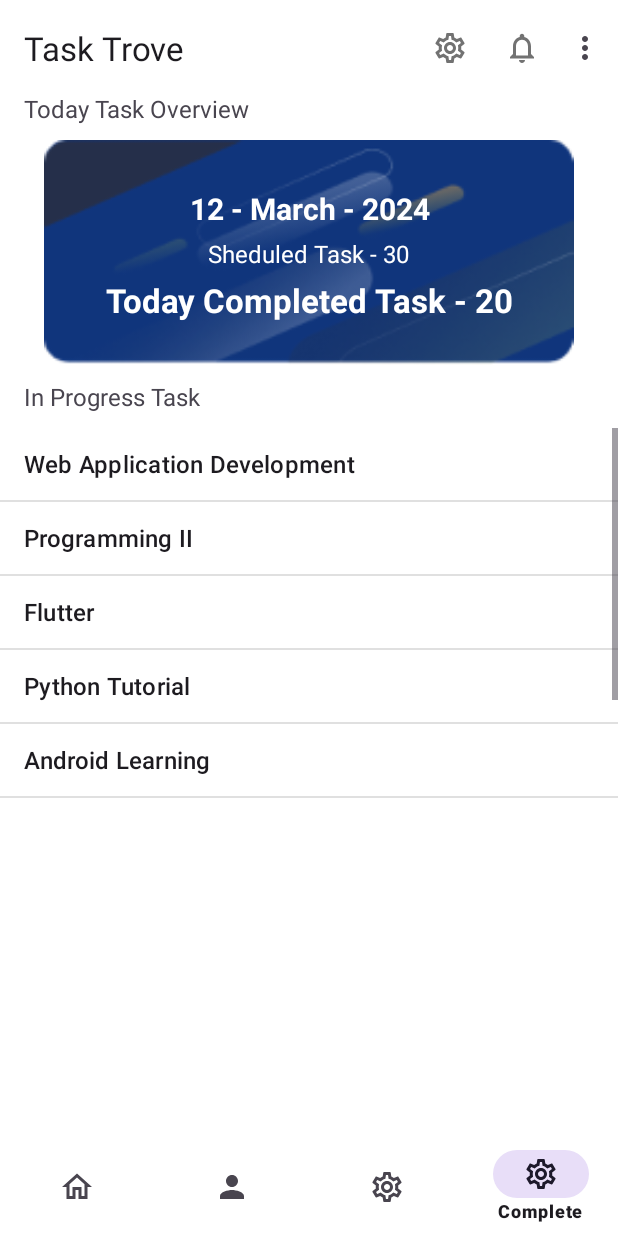
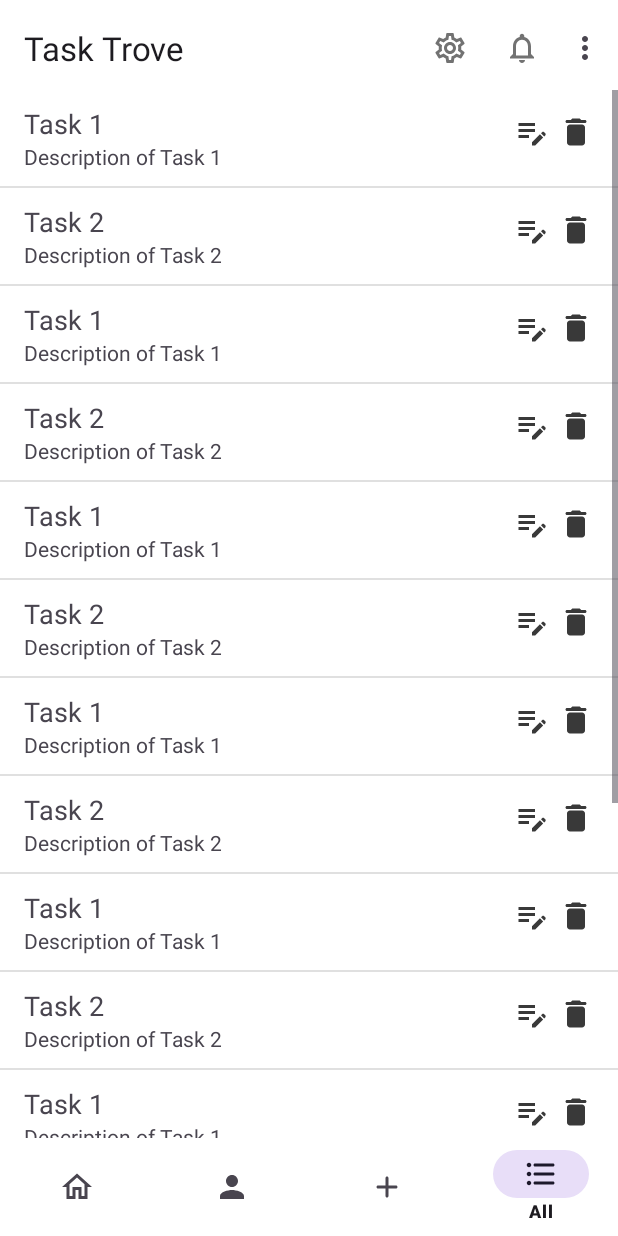
Before and after one commit to sehan29/To-Do-Application, an Android app: the Dashboard screen opened directly, with no data from a screen before it, item 4 of the bottom bar chosen, on a phone screen of 412 x 824 dp. Run offline under Robolectric (Android 15) with nearby library versions, the light colour scheme and no system bars.

Commit message:
Make Few Changes

```diff
--- /dev/null
+++ b/app/src/main/java/com/example/to_do_app/AllTask.java
@@ -0,0 +1,50 @@
+package com.example.to_do_app;
+
+import android.os.Bundle;
+
+import androidx.fragment.app.Fragment;
+
+import android.view.LayoutInflater;
+import android.view.View;
+import android.view.ViewGroup;
+import android.widget.ListView;
+
+import java.util.ArrayList;
+import java.util.List;
+
+
+public class AllTask extends Fragment {
+
+    private ListView listView;
+    private TaskAdapter adapter;
+
+    @Override
+    public View onCreateView(LayoutInflater inflater, ViewGroup container, Bundle savedInstanceState) {
+        View view = inflater.inflate(R.layout.fragment_all_task, container, false);
+        listView = view.findViewById(R.id.listViewTasks);
+
+        List<Task> tasks = new ArrayList<>();
+        tasks.add(new Task("Task 1", "Description of Task 1"));
+        tasks.add(new Task("Task 2", "Description of Task 2"));
+        tasks.add(new Task("Task 1", "Description of Task 1"));
+        tasks.add(new Task("Task 2", "Description of Task 2"));
+        tasks.add(new Task("Task 1", "Description of Task 1"));
+        tasks.add(new Task("Task 2", "Description of Task 2"));
+        tasks.add(new Task("Task 1", "Description of Task 1"));
+        tasks.add(new Task("Task 2", "Description of Task 2"));
+        tasks.add(new Task("Task 1", "Description of Task 1"));
+        tasks.add(new Task("Task 2", "Description of Task 2"));
+        tasks.add(new Task("Task 1", "Description of Task 1"));
+        tasks.add(new Task("Task 2", "Description of Task 2"));
+        tasks.add(new Task("Task 1", "Description of Task 1"));
+        tasks.add(new Task("Task 2", "Description of Task 2"));
+        tasks.add(new Task("Task 1", "Description of Task 1"));
+        tasks.add(new Task("Task 2", "Description of Task 2"));
+
+        adapter = new TaskAdapter(getActivity(), tasks);
+        listView.setAdapter(adapter);
+
+        return view;
+    }
+
+}
--- a/app/src/main/java/com/example/to_do_app/Dashboard.java
+++ b/app/src/main/java/com/example/to_do_app/Dashboard.java
@@ -54,6 +54,10 @@ public class Dashboard extends AppCompatActivity {
 
                     loadfragment(new CompleteFragment(), false);
                 }
+                else if (itemId == R.id.all_task) {
+
+                    loadfragment(new AllTask(), false);
+                }
 
                 else {
                     loadfragment(new HomeFragment(),false);
@@ -94,10 +98,8 @@ public class Dashboard extends AppCompatActivity {
 
         if(isappintialied)
         {
-            Toast.makeText(this,"You Clicked On About",Toast.LENGTH_SHORT).show();
             fragmentTransaction.add(R.id.fragment,fragment);
         }else{
-            Toast.makeText(this,"You Clicked On About",Toast.LENGTH_SHORT).show();
             fragmentTransaction.replace(R.id.fragment,fragment);
         }
 
--- a/app/src/main/java/com/example/to_do_app/DevProfile.java
+++ b/app/src/main/java/com/example/to_do_app/DevProfile.java
@@ -5,9 +5,12 @@ import androidx.appcompat.app.AppCompatActivity;
 import androidx.appcompat.widget.Toolbar;
 
 import android.content.Intent;
+import android.net.Uri;
 import android.os.Bundle;
 import android.view.Menu;
 import android.view.MenuItem;
+import android.view.View;
+import android.widget.Button;
 import android.widget.Toast;
 
 public class DevProfile extends AppCompatActivity {
@@ -19,6 +22,22 @@ public class DevProfile extends AppCompatActivity {
 
         Toolbar toolbar = findViewById(R.id.toolbar);
         setSupportActionBar(toolbar);
+
+        Button contact_number = findViewById(R.id.contact_btn);
+        contact_number.setOnClickListener(new View.OnClickListener() {
+            @Override
+            public void onClick(View view) {
+                openDialer("0702876795");
+            }
+        });
+    }
+
+    private void openDialer(String phoneNumber) {
+        Intent intent = new Intent(Intent.ACTION_DIAL);
+        intent.setData(Uri.parse("tel:" + phoneNumber));
+        if (intent.resolveActivity(getPackageManager()) != null) {
+            startActivity(intent);
+        }
     }
 
     @Override
--- a/app/src/main/java/com/example/to_do_app/HomeFragment.java
+++ b/app/src/main/java/com/example/to_do_app/HomeFragment.java
@@ -10,29 +10,34 @@ import android.view.ViewGroup;
 import android.widget.ArrayAdapter;
 import android.widget.ListView;
 
+import java.util.ArrayList;
+import java.util.List;
+
 public class HomeFragment extends Fragment {
 
+    private ListView listView;
+    private ItemAdapter adapter;
+    private List<Item> items;
     @Override
-    public View onCreateView(LayoutInflater inflater, ViewGroup container,
-                             Bundle savedInstanceState) {
+    public View onCreateView(LayoutInflater inflater, ViewGroup container, Bundle savedInstanceState) {
         // Inflate the layout for this fragment
-        return inflater.inflate(R.layout.fragment_home, container, false);
+        View view = inflater.inflate(R.layout.fragment_home, container, false);
+
+        listView = view.findViewById(R.id.listViewTasks);
+        items = new ArrayList<>();
+        items.add(new Item("Web Application", "20-11-2024"));
+        items.add(new Item("Programming II", "20-11-2024"));
+        items.add(new Item("Mobile Application", "20-11-2024"));
+        items.add(new Item("Agile Methodology", "20-11-2024"));
+        items.add(new Item("Mini Project", "20-11-2024"));
+        items.add(new Item("Database Manipulation", "20-11-2024"));
+        // Add more items as needed
+
+        adapter = new ItemAdapter(getActivity(), items);
+        listView.setAdapter(adapter);
+
+        return view;
     }
 
-    @Override
-    public void onViewCreated(View view, Bundle savedInstanceState) {
-        super.onViewCreated(view, savedInstanceState);
 
-        // Find the ListView by its ID
-        ListView listView = view.findViewById(R.id.listViewTasks);
-
-        // Sample data to display in the ListView
-        String[] tasks = {"Web Application Development", "Programming II", "Flutter", "Python Tutorial", "Android Learning", "LMS Dev", "Statistics"};
-
-        // Create an ArrayAdapter using the string array and a default list item layout
-        ArrayAdapter<String> adapter = new ArrayAdapter<>(getActivity(), android.R.layout.simple_list_item_1, tasks);
-
-        // Set the adapter to the ListView
-        listView.setAdapter(adapter);
-    }
 }
--- /dev/null
+++ b/app/src/main/java/com/example/to_do_app/Item.java
@@ -0,0 +1,29 @@
+package com.example.to_do_app;
+
+public class Item {
+    private String name;
+    private String description;
+    private boolean isSelected;
+
+    public Item(String name, String description) {
+        this.name = name;
+        this.description = description;
+        this.isSelected = false;
+    }
+
+    public String getName() {
+        return name;
+    }
+
+    public String getDescription() {
+        return description;
+    }
+
+    public boolean isSelected() {
+        return isSelected;
+    }
+
+    public void setSelected(boolean selected) {
+        isSelected = selected;
+    }
+}
--- /dev/null
+++ b/app/src/main/java/com/example/to_do_app/ItemAdapter.java
@@ -0,0 +1,38 @@
+package com.example.to_do_app;
+
+import android.content.Context;
+import android.view.LayoutInflater;
+import android.view.View;
+import android.view.ViewGroup;
+import android.widget.ArrayAdapter;
+import android.widget.TextView;
+import android.widget.CheckBox;
+import java.util.List;
+
+public class ItemAdapter extends ArrayAdapter<Item> {
+    public ItemAdapter(Context context, List<Item> items) {
+        super(context, 0, items);
+    }
+
+    @Override
+    public View getView(int position, View convertView, ViewGroup parent) {
+        if (convertView == null) {
+            convertView = LayoutInflater.from(getContext()).inflate(R.layout.item_checkable, parent, false);
+        }
+
+        TextView textViewName = convertView.findViewById(R.id.textViewName);
+        TextView textViewDescription = convertView.findViewById(R.id.textViewDescription);
+        CheckBox checkBoxSelect = convertView.findViewById(R.id.checkBoxSelect);
+
+        Item item = getItem(position);
+        textViewName.setText(item.getName());
+        textViewDescription.setText(item.getDescription());
+        checkBoxSelect.setChecked(item.isSelected());
+
+        checkBoxSelect.setOnCheckedChangeListener((buttonView, isChecked) -> {
+            item.setSelected(isChecked);
+        });
+
+        return convertView;
+    }
+}
--- /dev/null
+++ b/app/src/main/java/com/example/to_do_app/Task.java
@@ -0,0 +1,19 @@
+package com.example.to_do_app;
+
+public class Task {
+    private String name;
+    private String description;
+
+    public Task(String name, String description) {
+        this.name = name;
+        this.description = description;
+    }
+
+    public String getName() {
+        return name;
+    }
+
+    public String getDescription() {
+        return description;
+    }
+}
--- /dev/null
+++ b/app/src/main/java/com/example/to_do_app/TaskAdapter.java
@@ -0,0 +1,42 @@
+package com.example.to_do_app;
+
+import android.content.Context;
+import android.view.LayoutInflater;
+import android.view.View;
+import android.view.ViewGroup;
+import android.widget.ArrayAdapter;
+import android.widget.TextView;
+import android.widget.ImageView;
+import java.util.List;
+
+public class TaskAdapter extends ArrayAdapter<Task> {
+    public TaskAdapter(Context context, List<Task> tasks) {
+        super(context, 0, tasks);
+    }
+
+    @Override
+    public View getView(int position, View convertView, ViewGroup parent) {
+        if (convertView == null) {
+            convertView = LayoutInflater.from(getContext()).inflate(R.layout.item_task, parent, false);
+        }
+
+        TextView textViewName = convertView.findViewById(R.id.textViewTaskName);
+        TextView textViewDescription = convertView.findViewById(R.id.textViewTaskDescription);
+        ImageView imageViewEdit = convertView.findViewById(R.id.imageViewEdit);
+        ImageView imageViewDelete = convertView.findViewById(R.id.imageViewDelete);
+
+        Task task = getItem(position);
+        textViewName.setText(task.getName());
+        textViewDescription.setText(task.getDescription());
+
+        imageViewEdit.setOnClickListener(v -> {
+            // Edit action
+        });
+
+        imageViewDelete.setOnClickListener(v -> {
+            // Delete action
+        });
+
+        return convertView;
+    }
+}
--- /dev/null
+++ b/app/src/main/res/drawable/baseline_edit_note_24.xml
@@ -0,0 +1,5 @@
+<vector android:height="24dp" android:tint="#393939"
+    android:viewportHeight="24" android:viewportWidth="24"
+    android:width="24dp" xmlns:android="http://schemas.android.com/apk/res/android">
+    <path android:fillColor="@android:color/white" android:pathData="M3,10h11v2H3V10zM3,8h11V6H3V8zM3,16h7v-2H3V16zM18.01,12.87l0.71,-0.71c0.39,-0.39 1.02,-0.39 1.41,0l0.71,0.71c0.39,0.39 0.39,1.02 0,1.41l-0.71,0.71L18.01,12.87zM17.3,13.58l-5.3,5.3V21h2.12l5.3,-5.3L17.3,13.58z"/>
+</vector>
--- a/app/src/main/res/drawable/round_add_24.xml
+++ b/app/src/main/res/drawable/round_add_24.xml
@@ -1,4 +1,4 @@
-<vector android:height="24dp" android:tint="#FFFFFF"
+<vector android:height="24dp" android:tint="#393939"
     android:viewportHeight="24" android:viewportWidth="24"
     android:width="24dp" xmlns:android="http://schemas.android.com/apk/res/android">
     <path android:fillColor="@android:color/white" android:pathData="M18,13h-5v5c0,0.55 -0.45,1 -1,1s-1,-0.45 -1,-1v-5H6c-0.55,0 -1,-0.45 -1,-1s0.45,-1 1,-1h5V6c0,-0.55 0.45,-1 1,-1s1,0.45 1,1v5h5c0.55,0 1,0.45 1,1s-0.45,1 -1,1z"/>
--- /dev/null
+++ b/app/src/main/res/drawable/round_delete_24.xml
@@ -0,0 +1,5 @@
+<vector android:height="24dp" android:tint="#393939"
+    android:viewportHeight="24" android:viewportWidth="24"
+    android:width="24dp" xmlns:android="http://schemas.android.com/apk/res/android">
+    <path android:fillColor="@android:color/white" android:pathData="M6,19c0,1.1 0.9,2 2,2h8c1.1,0 2,-0.9 2,-2V9c0,-1.1 -0.9,-2 -2,-2H8c-1.1,0 -2,0.9 -2,2v10zM18,4h-2.5l-0.71,-0.71c-0.18,-0.18 -0.44,-0.29 -0.7,-0.29H9.91c-0.26,0 -0.52,0.11 -0.7,0.29L8.5,4H6c-0.55,0 -1,0.45 -1,1s0.45,1 1,1h12c0.55,0 1,-0.45 1,-1s-0.45,-1 -1,-1z"/>
+</vector>
--- /dev/null
+++ b/app/src/main/res/drawable/round_format_list_bulleted_24.xml
@@ -0,0 +1,5 @@
+<vector android:autoMirrored="true" android:height="24dp"
+    android:tint="#393939" android:viewportHeight="24"
+    android:viewportWidth="24" android:width="24dp" xmlns:android="http://schemas.android.com/apk/res/android">
+    <path android:fillColor="@android:color/white" android:pathData="M4,10.5c-0.83,0 -1.5,0.67 -1.5,1.5s0.67,1.5 1.5,1.5 1.5,-0.67 1.5,-1.5 -0.67,-1.5 -1.5,-1.5zM4,4.5c-0.83,0 -1.5,0.67 -1.5,1.5S3.17,7.5 4,7.5 5.5,6.83 5.5,6 4.83,4.5 4,4.5zM4,16.5c-0.83,0 -1.5,0.68 -1.5,1.5s0.68,1.5 1.5,1.5 1.5,-0.68 1.5,-1.5 -0.67,-1.5 -1.5,-1.5zM8,19h12c0.55,0 1,-0.45 1,-1s-0.45,-1 -1,-1L8,17c-0.55,0 -1,0.45 -1,1s0.45,1 1,1zM8,13h12c0.55,0 1,-0.45 1,-1s-0.45,-1 -1,-1L8,11c-0.55,0 -1,0.45 -1,1s0.45,1 1,1zM7,6c0,0.55 0.45,1 1,1h12c0.55,0 1,-0.45 1,-1s-0.45,-1 -1,-1L8,5c-0.55,0 -1,0.45 -1,1z"/>
+</vector>
--- a/app/src/main/res/layout/activity_dev_profile.xml
+++ b/app/src/main/res/layout/activity_dev_profile.xml
@@ -213,7 +213,7 @@
                     app:layout_constraintTop_toTopOf="@+id/imageView7" />
 
                 <androidx.appcompat.widget.AppCompatButton
-                    android:id="@+id/button2"
+                    android:id="@+id/contact_btn"
                     android:layout_width="match_parent"
                     android:layout_height="wrap_content"
                     android:layout_marginLeft="16dp"
--- /dev/null
+++ b/app/src/main/res/layout/fragment_all_task.xml
@@ -0,0 +1,15 @@
+<?xml version="1.0" encoding="utf-8"?>
+<FrameLayout xmlns:android="http://schemas.android.com/apk/res/android"
+    xmlns:tools="http://schemas.android.com/tools"
+    android:layout_width="match_parent"
+    android:layout_height="match_parent"
+    tools:context=".AllTask">
+
+    <ListView
+
+        android:id="@+id/listViewTasks"
+        android:layout_width="match_parent"
+        android:layout_height="match_parent"
+        android:layout_marginTop="60dp"
+        android:layout_marginBottom="60dp" />
+</FrameLayout>
--- a/app/src/main/res/layout/fragment_complete.xml
+++ b/app/src/main/res/layout/fragment_complete.xml
@@ -22,9 +22,9 @@
                 android:layout_marginStart="16dp"
                 android:layout_marginTop="20dp"
                 android:layout_marginEnd="16dp"
-                android:text="Add New Task"
+                android:text="ADD NEW TASK"
                 android:textAlignment="center"
-                android:textSize="20sp"
+                android:textSize="22sp"
                 android:textStyle="bold" />
 
             <EditText
@@ -32,29 +32,33 @@
                 android:layout_width="match_parent"
                 android:layout_height="wrap_content"
                 android:layout_marginStart="16dp"
-                android:layout_marginTop="10dp"
+                android:layout_marginTop="20dp"
                 android:layout_marginEnd="16dp"
                 android:ems="10"
                 android:hint="Enter Task Name"
-                android:inputType="text" />
+                android:inputType="text"
+                android:padding="12dp"
+                android:background="@drawable/gray_strock"/>
 
             <EditText
                 android:id="@+id/editTextText2"
                 android:layout_width="match_parent"
                 android:layout_height="wrap_content"
                 android:layout_marginStart="16dp"
-                android:layout_marginTop="10dp"
+                android:layout_marginTop="20dp"
                 android:layout_marginEnd="16dp"
                 android:ems="10"
                 android:hint="Enter Description"
-                android:inputType="text" />
+                android:inputType="text"
+                android:padding="12dp"
+                android:background="@drawable/gray_strock"/>
 
             <androidx.appcompat.widget.AppCompatButton
                 android:id="@+id/startDatePickerButton"
                 android:layout_width="match_parent"
                 android:layout_height="wrap_content"
                 android:layout_marginStart="16dp"
-                android:layout_marginTop="10dp"
+                android:layout_marginTop="15dp"
                 android:layout_marginEnd="16dp"
                 android:drawableStart="@drawable/outline_calendar_month_24"
                 android:onClick="openStartDatePicker"
@@ -65,7 +69,7 @@
                 android:layout_width="match_parent"
                 android:layout_height="wrap_content"
                 android:layout_marginStart="16dp"
-                android:layout_marginTop="10dp"
+                android:layout_marginTop="15dp"
                 android:layout_marginEnd="16dp"
                 android:drawableStart="@drawable/outline_calendar_month_24"
                 android:onClick="openEndDatePicker"
@@ -76,7 +80,7 @@
                 android:layout_width="match_parent"
                 android:layout_height="wrap_content"
                 android:layout_marginStart="16dp"
-                android:layout_marginTop="10dp"
+                android:layout_marginTop="15dp"
                 android:layout_marginEnd="19dp"
                 android:text="ADD TASK" />
         </LinearLayout>
--- a/app/src/main/res/layout/fragment_home.xml
+++ b/app/src/main/res/layout/fragment_home.xml
@@ -113,7 +113,8 @@
                     app:layout_constraintEnd_toEndOf="parent"
                     app:layout_constraintHorizontal_bias="1.0"
                     app:layout_constraintStart_toStartOf="parent"
-                    app:layout_constraintTop_toBottomOf="@+id/textView14" />
+                    app:layout_constraintTop_toBottomOf="@+id/textView14"
+                    android:layout_marginBottom="20dp"/>
             </LinearLayout>
         </ScrollView>
     </androidx.constraintlayout.widget.ConstraintLayout>
--- /dev/null
+++ b/app/src/main/res/layout/item_checkable.xml
@@ -0,0 +1,46 @@
+<?xml version="1.0" encoding="utf-8"?>
+<androidx.constraintlayout.widget.ConstraintLayout xmlns:android="http://schemas.android.com/apk/res/android"
+    xmlns:app="http://schemas.android.com/apk/res-auto"
+    xmlns:tools="http://schemas.android.com/tools"
+    android:layout_width="match_parent"
+    android:layout_height="match_parent">
+
+    <TextView
+        android:id="@+id/textViewName"
+        android:layout_width="wrap_content"
+        android:layout_height="wrap_content"
+        android:layout_alignParentStart="true"
+        android:layout_centerVertical="true"
+        android:layout_marginStart="16dp"
+        android:layout_marginTop="10dp"
+        android:text="Name"
+        android:textSize="18sp"
+        app:layout_constraintStart_toStartOf="parent"
+        app:layout_constraintTop_toTopOf="parent" />
+
+    <TextView
+        android:id="@+id/textViewDescription"
+        android:layout_width="wrap_content"
+        android:layout_height="wrap_content"
+        android:layout_below="@id/textViewName"
+        android:layout_alignParentStart="true"
+        android:text="Description"
+        android:textSize="14sp"
+        app:layout_constraintEnd_toEndOf="@+id/textViewName"
+        app:layout_constraintHorizontal_bias="0.0"
+        app:layout_constraintStart_toStartOf="@+id/textViewName"
+        app:layout_constraintTop_toBottomOf="@+id/textViewName" />
+
+    <CheckBox
+        android:id="@+id/checkBoxSelect"
+        android:layout_width="wrap_content"
+        android:layout_height="wrap_content"
+        android:layout_alignParentEnd="true"
+        android:layout_centerVertical="true"
+        android:layout_marginTop="10dp"
+        app:layout_constraintEnd_toEndOf="parent"
+        app:layout_constraintHorizontal_bias="0.955"
+        app:layout_constraintStart_toStartOf="parent"
+        app:layout_constraintTop_toTopOf="parent" />
+
+</androidx.constraintlayout.widget.ConstraintLayout>
--- /dev/null
+++ b/app/src/main/res/layout/item_task.xml
@@ -0,0 +1,58 @@
+<?xml version="1.0" encoding="utf-8"?>
+<androidx.constraintlayout.widget.ConstraintLayout xmlns:android="http://schemas.android.com/apk/res/android"
+    xmlns:app="http://schemas.android.com/apk/res-auto"
+    xmlns:tools="http://schemas.android.com/tools"
+    android:layout_width="match_parent"
+    android:layout_height="wrap_content"
+    android:paddingBottom="10dp">
+
+    <TextView
+        android:id="@+id/textViewTaskName"
+        android:layout_width="wrap_content"
+        android:layout_height="wrap_content"
+        android:layout_below="@+id/textViewTaskDescription"
+        android:layout_alignParentStart="true"
+        android:layout_marginStart="16dp"
+        android:layout_marginTop="10dp"
+        android:text="Task Name"
+        android:textSize="18sp"
+        app:layout_constraintStart_toStartOf="parent"
+        app:layout_constraintTop_toTopOf="parent" />
+
+    <TextView
+        android:id="@+id/textViewTaskDescription"
+        android:layout_width="wrap_content"
+        android:layout_height="wrap_content"
+        android:layout_alignParentStart="true"
+        android:layout_centerVertical="true"
+        android:text="Task Description"
+        android:textSize="14sp"
+        app:layout_constraintEnd_toEndOf="@+id/textViewTaskName"
+        app:layout_constraintHorizontal_bias="0.0"
+        app:layout_constraintStart_toStartOf="@+id/textViewTaskName"
+        app:layout_constraintTop_toBottomOf="@+id/textViewTaskName" />
+
+    <ImageView
+        android:id="@+id/imageViewEdit"
+        android:layout_width="wrap_content"
+        android:layout_height="wrap_content"
+        android:layout_alignParentEnd="true"
+        android:layout_marginTop="16dp"
+        android:layout_marginEnd="5dp"
+        android:contentDescription="Edit"
+        android:src="@drawable/baseline_edit_note_24"
+        app:layout_constraintEnd_toStartOf="@+id/imageViewDelete"
+        app:layout_constraintTop_toTopOf="parent" />
+
+    <ImageView
+        android:id="@+id/imageViewDelete"
+        android:layout_width="wrap_content"
+        android:layout_height="wrap_content"
+        android:layout_marginTop="16dp"
+        android:layout_marginEnd="16dp"
+        android:layout_toStartOf="@id/imageViewEdit"
+        android:contentDescription="Delete"
+        android:src="@drawable/round_delete_24"
+        app:layout_constraintEnd_toEndOf="parent"
+        app:layout_constraintTop_toTopOf="parent" />
+</androidx.constraintlayout.widget.ConstraintLayout>
--- a/app/src/main/res/menu/bottom_nav_menu.xml
+++ b/app/src/main/res/menu/bottom_nav_menu.xml
@@ -12,10 +12,10 @@
 
     <item
         android:id="@+id/complete"
-        android:title="Complete"
-        android:icon="@drawable/outline_settings_24"/>
+        android:title="Create"
+        android:icon="@drawable/round_add_24"/>
     <item
-        android:id="@+id/x"
-        android:title="Complete"
-        android:icon="@drawable/outline_settings_24"/>
+        android:id="@+id/all_task"
+        android:title="All"
+        android:icon="@drawable/round_format_list_bulleted_24"/>
 </menu>
```
